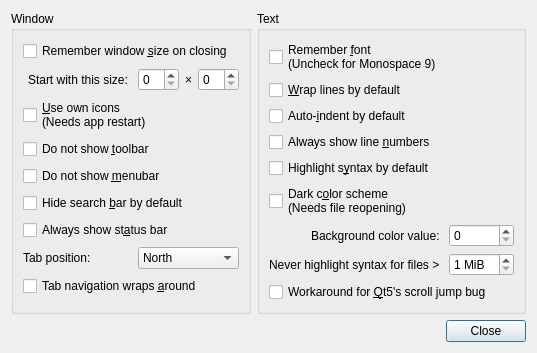
Old version of the form featherpad/predDialog.ui in the repository vecnathewhisperd0/FeatherPad.
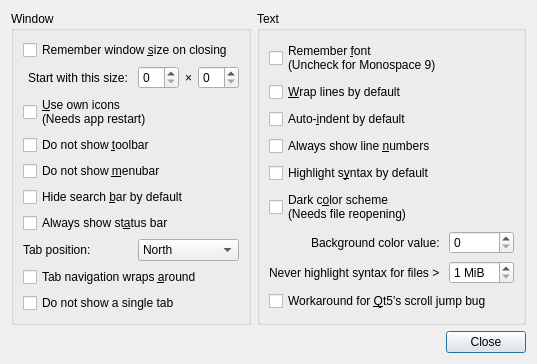
New version of the form.

Commit message:
Added an option to hide single tabs
Also a minor change in c/c++ syntax highlighting

```diff
--- a/featherpad/predDialog.ui
+++ b/featherpad/predDialog.ui
@@ -173,6 +173,19 @@
         </property>
        </widget>
       </item>
+      <item row="9" column="0" colspan="4">
+       <widget class="QCheckBox" name="singleTabBox">
+        <property name="toolTip">
+         <string>If this is checked, you not only will not see
+the informative tab tooltip of a single tabbed
+window but you could not merge it into another
+window by tab drag-and-drop either.</string>
+        </property>
+        <property name="text">
+         <string>Do not show a single tab</string>
+        </property>
+       </widget>
+      </item>
      </layout>
     </widget>
    </item>
```
The commit also changes 12 other files.
